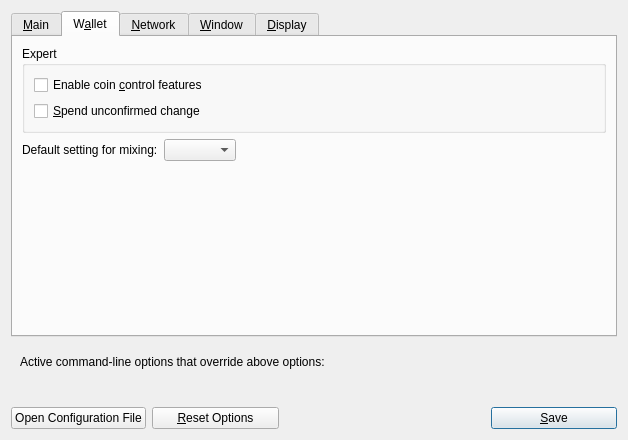
Above: src/qt/forms/optionsdialog.ui from navcoin/navcoin-core before the change. Below: the same form after it.
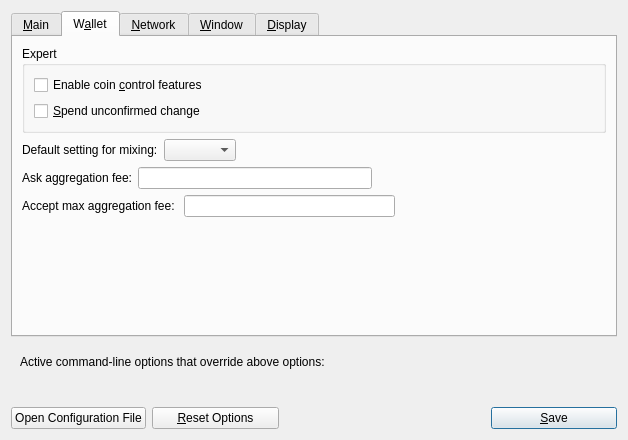
That is the form after the change. Custom widgets are drawn as their Qt base class.

Commit message: GUI options and RPC commands to set mixing fees

The edit to the form file:
```diff
--- a/src/qt/forms/optionsdialog.ui
+++ b/src/qt/forms/optionsdialog.ui
@@ -270,6 +270,60 @@
          </item>
         </layout>
        </item>
+       <item>
+        <layout class="QHBoxLayout" name="horizontalLayout_4">
+         <item>
+          <widget class="QLabel" name="label_2">
+           <property name="text">
+            <string>Ask aggregation fee:</string>
+           </property>
+          </widget>
+         </item>
+         <item>
+          <widget class="NavCoinAmountField" name="mixfeeText"/>
+         </item>
+         <item>
+          <spacer name="horizontalSpacer_3">
+           <property name="orientation">
+            <enum>Qt::Horizontal</enum>
+           </property>
+           <property name="sizeHint" stdset="0">
+            <size>
+             <width>40</width>
+             <height>20</height>
+            </size>
+           </property>
+          </spacer>
+         </item>
+        </layout>
+       </item>
+       <item>
+        <layout class="QHBoxLayout" name="horizontalLayout_5">
+         <item>
+          <widget class="QLabel" name="label_3">
+           <property name="text">
+            <string>Accept max aggregation fee: </string>
+           </property>
+          </widget>
+         </item>
+         <item>
+          <widget class="NavCoinAmountField" name="maxmixfeeText"/>
+         </item>
+         <item>
+          <spacer name="horizontalSpacer_4">
+           <property name="orientation">
+            <enum>Qt::Horizontal</enum>
+           </property>
+           <property name="sizeHint" stdset="0">
+            <size>
+             <width>40</width>
+             <height>20</height>
+            </size>
+           </property>
+          </spacer>
+         </item>
+        </layout>
+       </item>
        <item>
         <spacer name="verticalSpacer_Wallet">
          <property name="orientation">
@@ -958,6 +1012,12 @@
    <extends>QComboBox</extends>
    <header>qvaluecombobox.h</header>
   </customwidget>
+  <customwidget>
+   <class>NavCoinAmountField</class>
+   <extends>QLineEdit</extends>
+   <header>navcoinamountfield.h</header>
+   <container>1</container>
+  </customwidget>
  </customwidgets>
  <resources/>
  <connections/>
```
The commit also changes 4 other files.
